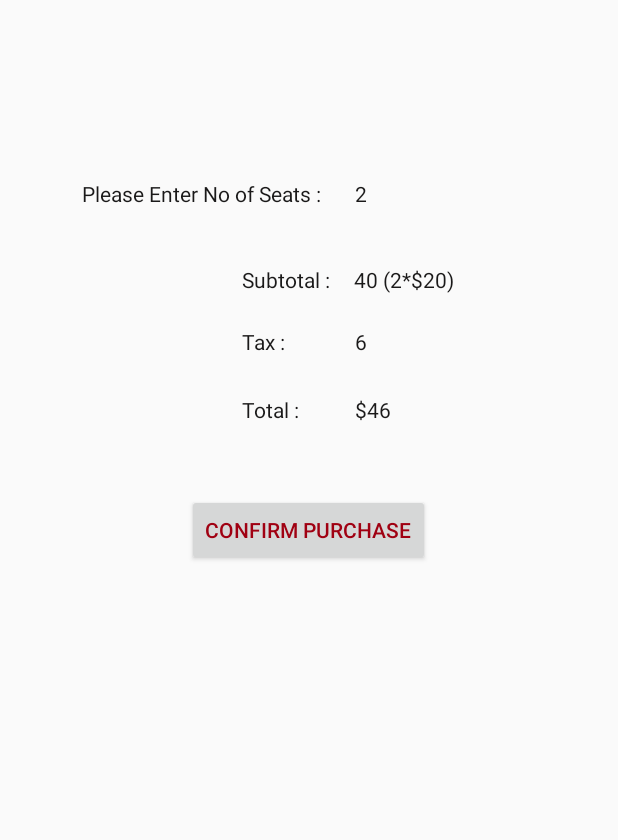
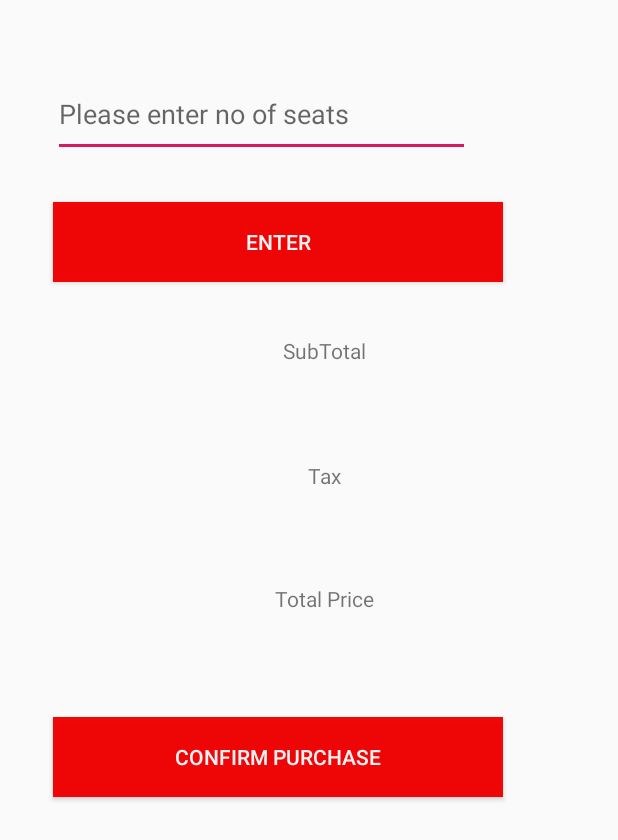
Before and after one commit to vedantherukulla/Blinder-Application, an Android app: the Purchasepage screen opened directly, with no data from a screen before it, on a phone screen of 412 x 824 dp. Shown: the top 840 px of the screen. Run offline under Robolectric (Android 15) with nearby library versions, the phone set to English and light mode, and no system bars.

Commit message:
Calculator added

```diff
--- a/AcrProject/app/src/main/AndroidManifest.xml
+++ b/AcrProject/app/src/main/AndroidManifest.xml
@@ -9,7 +9,7 @@
         android:roundIcon="@mipmap/ic_launcher_round"
         android:supportsRtl="true"
         android:theme="@style/AppTheme">
-        <activity android:name=".PaymenySuccess"></activity>
+        <activity android:name=".PaymenySuccess" />
         <activity android:name=".CardDetails" />
         <activity android:name=".Purchasepage" />
         <activity android:name=".MovieActivity" />
--- a/AcrProject/app/src/main/java/com/example/acrproject/MovieActivity.java
+++ b/AcrProject/app/src/main/java/com/example/acrproject/MovieActivity.java
@@ -12,6 +12,7 @@ import android.widget.Button;
 import android.widget.DatePicker;
 import android.widget.ImageView;
 import android.widget.TextView;
+import android.widget.Toast;
 
 import java.util.Calendar;
 
@@ -66,22 +67,30 @@ public class MovieActivity extends AppCompatActivity {
         avgrsbtn.setOnClickListener(new View.OnClickListener() {
             @Override
             public void onClick(View v) {
-
+                String verify = mdate.getText().toString();
+                if (verify.isEmpty()) {
+                    mdate.setError("please choose a date");
+                    mdate.requestFocus();
+                } else {
                     Intent avgbtn = new Intent(MovieActivity.this, Purchasepage.class);
                     startActivity(avgbtn);
 
+                }
             }
 
         });
         jpbtn.setOnClickListener(new View.OnClickListener() {
             @Override
             public void onClick(View v) {
-
-                Intent jsp=new Intent(MovieActivity.this,Purchasepage.class);
+                String datec = mdate.getText().toString();
+                if (datec.isEmpty()) {
+                    Toast.makeText(MovieActivity.this,"select date cannot be empty",Toast.LENGTH_LONG).show();
+                    mdate.requestFocus();
+                } else {
+                    Intent jsp = new Intent(MovieActivity.this, Purchasepage.class);
                     startActivity(jsp);
                 }
+            }
         });
-
-
     }
 }
--- a/AcrProject/app/src/main/java/com/example/acrproject/Purchasepage.java
+++ b/AcrProject/app/src/main/java/com/example/acrproject/Purchasepage.java
@@ -1,39 +1,50 @@
 package com.example.acrproject;
-
-import androidx.appcompat.app.AppCompatActivity;
-
 
 import android.content.Intent;
 import android.os.Bundle;
 import android.view.View;
 import android.widget.Button;
+import android.widget.EditText;
 import android.widget.TextView;
 
+import androidx.appcompat.app.AppCompatActivity;
+
 public class Purchasepage extends AppCompatActivity {
-
-    TextView seats,tktprice,totalprice,taxttl,totalseats,subttl,tax,amnt;
-    Button purchase;
+    EditText seat;
+    TextView t1,t2,t3;
+    Button btn,cnfm;
 
     @Override
     protected void onCreate(Bundle savedInstanceState) {
         super.onCreate(savedInstanceState);
         setContentView(R.layout.activity_purchasepage);
-        seats=findViewById(R.id.no_seats);
-        tktprice=findViewById(R.id.price_tkt);
-        totalprice=findViewById(R.id.price_totl);
-        taxttl=findViewById(R.id.tax_no);
-        tax=findViewById(R.id.ttl_tax);
-        subttl=findViewById(R.id.ttl_sub);
-        amnt=findViewById(R.id.ttl_amnt);
-        totalseats=findViewById(R.id.ttlseats);
-
-        purchase=findViewById(R.id.btn_prchse);
-        purchase.setOnClickListener(new View.OnClickListener() {
+        btn=findViewById(R.id.button);
+        cnfm=findViewById(R.id.btn_cnfm);
+        btn.setOnClickListener(new View.OnClickListener() {
             @Override
             public void onClick(View v) {
-                Intent purchase=new Intent(Purchasepage.this,CardDetails.class);
-                startActivity(purchase);
+                seat=findViewById(R.id.editText2);
+                t1=findViewById(R.id.textView10);
+                t2=findViewById(R.id.textView2);
+                t3=findViewById(R.id.textView3);
+                String seatnumber=seat.getText().toString();
+                double sub=(Double.parseDouble(seatnumber)*20);
+                t1.setText("Sub Total :"+String.valueOf(sub));
+                double tax= ((sub*20)/100);
+                t2.setText("Tax :"+String.valueOf(tax));
+                double ttl=sub+tax;
+                t3.setText("Total Price :"+String.valueOf(ttl));
+
+            }
+        });
+        cnfm.setOnClickListener(new View.OnClickListener() {
+            @Override
+            public void onClick(View v) {
+                Intent pur=new Intent(Purchasepage.this,CardDetails.class);
+                startActivity(pur);
             }
         });
 
-    }}
+
+    }
+}
--- a/AcrProject/app/src/main/res/layout/activity_femaleprofile.xml
+++ b/AcrProject/app/src/main/res/layout/activity_femaleprofile.xml
@@ -51,6 +51,7 @@
         android:background="#F8F00202"
         android:text="SELECT AND CONTINUE TO MOVIE BOOKING"
         android:textColor="#F1F1F3"
+
         app:layout_constraintBottom_toBottomOf="parent"
         app:layout_constraintEnd_toEndOf="parent"
         app:layout_constraintStart_toStartOf="parent"
@@ -62,6 +63,7 @@
         android:layout_width="82dp"
         android:layout_height="39dp"
         android:text="More"
+        android:textSize="18sp"
         app:layout_constraintBottom_toBottomOf="parent"
         app:layout_constraintEnd_toEndOf="parent"
         app:layout_constraintStart_toStartOf="parent"
--- a/AcrProject/app/src/main/res/layout/activity_paymeny_success.xml
+++ b/AcrProject/app/src/main/res/layout/activity_paymeny_success.xml
@@ -8,10 +8,12 @@
 
     <TextView
         android:id="@+id/success_pay"
-        android:layout_width="371dp"
-        android:layout_height="114dp"
-        android:text="Your transaction is successful.Booking id: 56789087654"
+        android:layout_width="380dp"
+        android:layout_height="122dp"
+        android:text="Your transaction is successful.Booking id: 56789087654.Ticket will be generated to registered email."
+        android:textColor="#039BE5"
         android:textSize="22sp"
+        android:textStyle="normal|italic"
         app:layout_constraintBottom_toBottomOf="parent"
         app:layout_constraintEnd_toEndOf="parent"
         app:layout_constraintStart_toStartOf="parent"
--- a/AcrProject/app/src/main/res/layout/activity_purchasepage.xml
+++ b/AcrProject/app/src/main/res/layout/activity_purchasepage.xml
@@ -1,126 +1,92 @@
 <?xml version="1.0" encoding="utf-8"?>
-<androidx.constraintlayout.widget.ConstraintLayout xmlns:android="http://schemas.android.com/apk/res/android"
+<androidx.constraintlayout.widget.ConstraintLayout
+    xmlns:android="http://schemas.android.com/apk/res/android"
     xmlns:app="http://schemas.android.com/apk/res-auto"
     xmlns:tools="http://schemas.android.com/tools"
     android:layout_width="match_parent"
     android:layout_height="match_parent"
+    android:orientation="vertical"
     tools:context=".Purchasepage">
 
-    <TextView
-        android:id="@+id/no_seats"
-        android:layout_width="wrap_content"
-        android:layout_height="wrap_content"
-        android:text="Please Enter No of Seats :"
-        android:textColor="#1A1919"
+
+    <EditText
+        android:id="@+id/editText2"
+        android:layout_width="278dp"
+        android:layout_height="57dp"
+        android:ems="10"
+        android:hint="Please enter no of seats"
+        android:inputType="number"
         app:layout_constraintBottom_toBottomOf="parent"
         app:layout_constraintEnd_toEndOf="parent"
-        app:layout_constraintHorizontal_bias="0.217"
+        app:layout_constraintHorizontal_bias="0.263"
         app:layout_constraintStart_toStartOf="parent"
         app:layout_constraintTop_toTopOf="parent"
-        app:layout_constraintVertical_bias="0.148" />
+        app:layout_constraintVertical_bias="0.062" />
 
     <TextView
-        android:id="@+id/price_tkt"
-        android:layout_width="64dp"
-        android:layout_height="26dp"
-        android:text="Subtotal :"
-        android:textColor="#1A1919"
+        android:id="@+id/textView10"
+        android:layout_width="360dp"
+        android:layout_height="52dp"
+        android:gravity="center"
+        android:text="SubTotal"
         app:layout_constraintBottom_toBottomOf="parent"
         app:layout_constraintEnd_toEndOf="parent"
-        app:layout_constraintHorizontal_bias="0.463"
+        app:layout_constraintHorizontal_bias="0.686"
         app:layout_constraintStart_toStartOf="parent"
         app:layout_constraintTop_toTopOf="parent"
-        app:layout_constraintVertical_bias="0.221" />
+        app:layout_constraintVertical_bias="0.269" />
 
     <TextView
-        android:id="@+id/price_totl"
-        android:layout_width="64dp"
-        android:layout_height="26dp"
-        android:text="Total :"
-        android:textColor="#1A1919"
+        android:id="@+id/textView2"
+        android:layout_width="360dp"
+        android:layout_height="52dp"
+        android:gravity="center"
+        android:text="Tax"
         app:layout_constraintBottom_toBottomOf="parent"
         app:layout_constraintEnd_toEndOf="parent"
-        app:layout_constraintHorizontal_bias="0.463"
+        app:layout_constraintHorizontal_bias="0.686"
         app:layout_constraintStart_toStartOf="parent"
         app:layout_constraintTop_toTopOf="parent"
-        app:layout_constraintVertical_bias="0.33" />
+        app:layout_constraintVertical_bias="0.377" />
 
     <TextView
-        android:id="@+id/tax_no"
-        android:layout_width="66dp"
-        android:layout_height="25dp"
-        android:text="Tax :"
-        android:textColor="#1A1919"
+        android:id="@+id/textView3"
+        android:layout_width="360dp"
+        android:layout_height="52dp"
+        android:gravity="center"
+        android:text="Total Price"
         app:layout_constraintBottom_toBottomOf="parent"
         app:layout_constraintEnd_toEndOf="parent"
-        app:layout_constraintHorizontal_bias="0.466"
+        app:layout_constraintHorizontal_bias="0.686"
         app:layout_constraintStart_toStartOf="parent"
         app:layout_constraintTop_toTopOf="parent"
-        app:layout_constraintVertical_bias="0.273" />
+        app:layout_constraintVertical_bias="0.484" />
 
     <Button
-        android:id="@+id/btn_prchse"
-        android:layout_width="wrap_content"
-        android:layout_height="wrap_content"
-        android:text="Confirm Purchase"
-        android:textColor="#A00012"
+        android:id="@+id/button"
+        android:layout_width="300dp"
+        android:layout_height="53dp"
+        android:background="#F8F00202"
+        android:text="Enter"
+        android:textColor="#F1F1F3"
         app:layout_constraintBottom_toBottomOf="parent"
         app:layout_constraintEnd_toEndOf="parent"
-        app:layout_constraintHorizontal_bias="0.498"
+        app:layout_constraintHorizontal_bias="0.315"
         app:layout_constraintStart_toStartOf="parent"
         app:layout_constraintTop_toTopOf="parent"
-        app:layout_constraintVertical_bias="0.424" />
+        app:layout_constraintVertical_bias="0.175" />
 
-    <TextView
-        android:id="@+id/ttlseats"
-        android:layout_width="62dp"
-        android:layout_height="23dp"
-        android:text="2"
-        android:textColor="#1A1919"
+    <Button
+        android:id="@+id/btn_cnfm"
+        android:layout_width="300dp"
+        android:layout_height="53dp"
+        android:text="Confirm Purchase"
+        android:textColor="#F1F1F3"
+        android:background="#F8F00202"
         app:layout_constraintBottom_toBottomOf="parent"
         app:layout_constraintEnd_toEndOf="parent"
-        app:layout_constraintHorizontal_bias="0.676"
+        app:layout_constraintHorizontal_bias="0.315"
         app:layout_constraintStart_toStartOf="parent"
         app:layout_constraintTop_toTopOf="parent"
-        app:layout_constraintVertical_bias="0.149" />
-
-    <TextView
-        android:id="@+id/ttl_sub"
-        android:layout_width="79dp"
-        android:layout_height="36dp"
-        android:text="40 (2*$20)"
-        android:textColor="#1A1919"
-        app:layout_constraintBottom_toBottomOf="parent"
-        app:layout_constraintEnd_toEndOf="parent"
-        app:layout_constraintHorizontal_bias="0.71"
-        app:layout_constraintStart_toStartOf="parent"
-        app:layout_constraintTop_toTopOf="parent"
-        app:layout_constraintVertical_bias="0.224" />
-
-    <TextView
-        android:id="@+id/ttl_tax"
-        android:layout_width="62dp"
-        android:layout_height="23dp"
-        android:text="6"
-        android:textColor="#1A1919"
-        app:layout_constraintBottom_toBottomOf="parent"
-        app:layout_constraintEnd_toEndOf="parent"
-        app:layout_constraintHorizontal_bias="0.676"
-        app:layout_constraintStart_toStartOf="parent"
-        app:layout_constraintTop_toTopOf="parent"
-        app:layout_constraintVertical_bias="0.272" />
-
-    <TextView
-        android:id="@+id/ttl_amnt"
-        android:layout_width="62dp"
-        android:layout_height="23dp"
-        android:text="$46"
-        android:textColor="#1A1919"
-        app:layout_constraintBottom_toBottomOf="parent"
-        app:layout_constraintEnd_toEndOf="parent"
-        app:layout_constraintHorizontal_bias="0.676"
-        app:layout_constraintStart_toStartOf="parent"
-        app:layout_constraintTop_toTopOf="parent"
-        app:layout_constraintVertical_bias="0.329" />
-
+        app:layout_constraintVertical_bias="0.62" />
 </androidx.constraintlayout.widget.ConstraintLayout>
```
Lines whose indentation alone changed are shown as unchanged.
